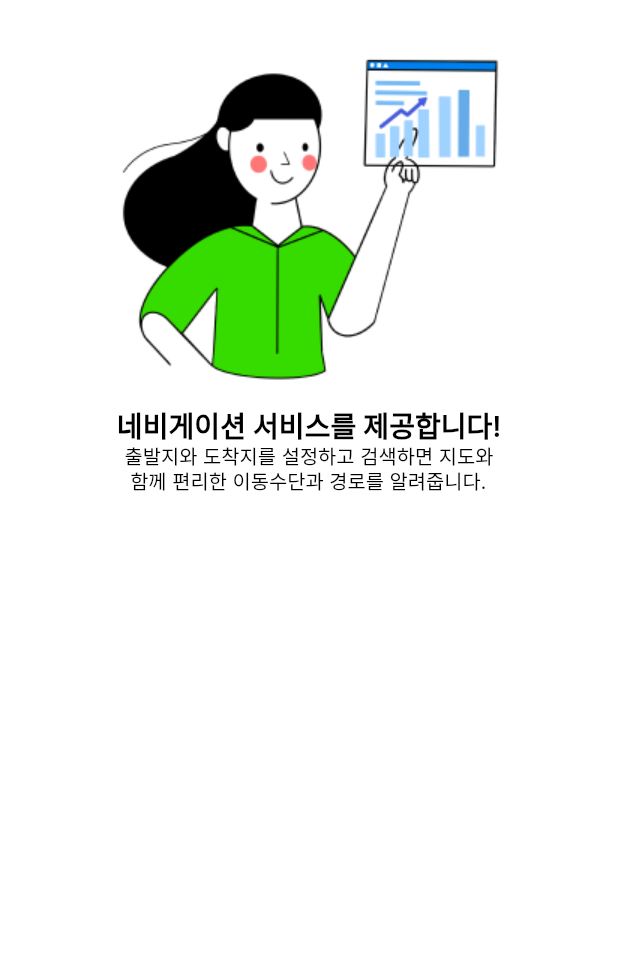
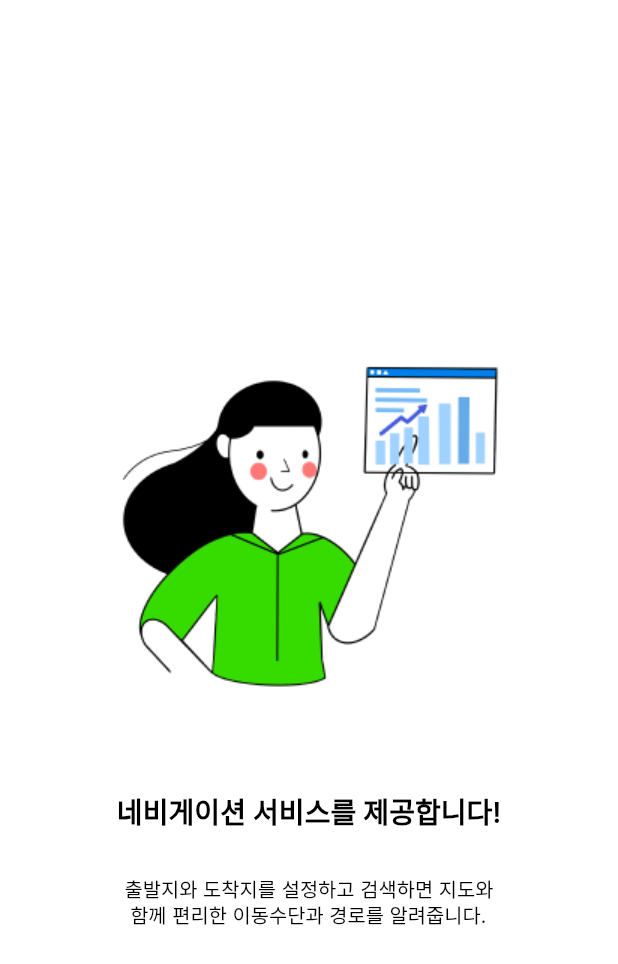
Before and after one commit to kimwest00/Easy-Walk, a Flutter app: the screen it shows after launch, on a phone screen of 412 x 824 dp. Shown: the top 964 px of the screen. Run offline on Flutter 3.47's test engine with Material 2 defaults, Android fonts, the phone set to English and light mode, and no system bars; drawn by our look-alikes of card_swiper; our stand-ins replace device_preview, flutter_screenutil, get.

Commit message:
[fix] set vertically center

```diff
--- a/lib/modules/splash/view/splash_view.dart
+++ b/lib/modules/splash/view/splash_view.dart
@@ -2,6 +2,7 @@ import 'package:card_swiper/card_swiper.dart';
 import 'package:easywalk/modules/splash/controller/splash_controller.dart';
 import 'package:easywalk/util/global_text_styles.dart';
 import 'package:flutter/material.dart';
+import 'package:flutter_screenutil/flutter_screenutil.dart';
 import 'package:get/get.dart';
 
 class SplashScreen extends GetView<SplashController> {
@@ -16,20 +17,30 @@ class SplashScreen extends GetView<SplashController> {
           // indicatorLayout: PageIndicatorLayout.DROP,
           itemCount: 3,
           itemBuilder: ((context, index) {
-            return Column(
+            return Padding(
+              padding: EdgeInsets.symmetric(horizontal: 40.w),
+              child: Column(
+                mainAxisAlignment: MainAxisAlignment.center,
                 children: [
                   Image.asset(
                     "assets/images/illust/description_${index + 1}.png",
                   ),
+                  SizedBox(
+                    height: 50.h,
+                  ),
                   Text(
                     controller.titleList[index],
                     style: AppTextStyles.size17Bold,
+                  ),
+                  SizedBox(
+                    height: 30.h,
                   ),
                   Text(
                     controller.contentList[index],
                     style: AppTextStyles.size12Regular,
                   ),
                 ],
+              ),
             );
           }),
         ),
```
Lines whose indentation alone changed are shown as unchanged.
